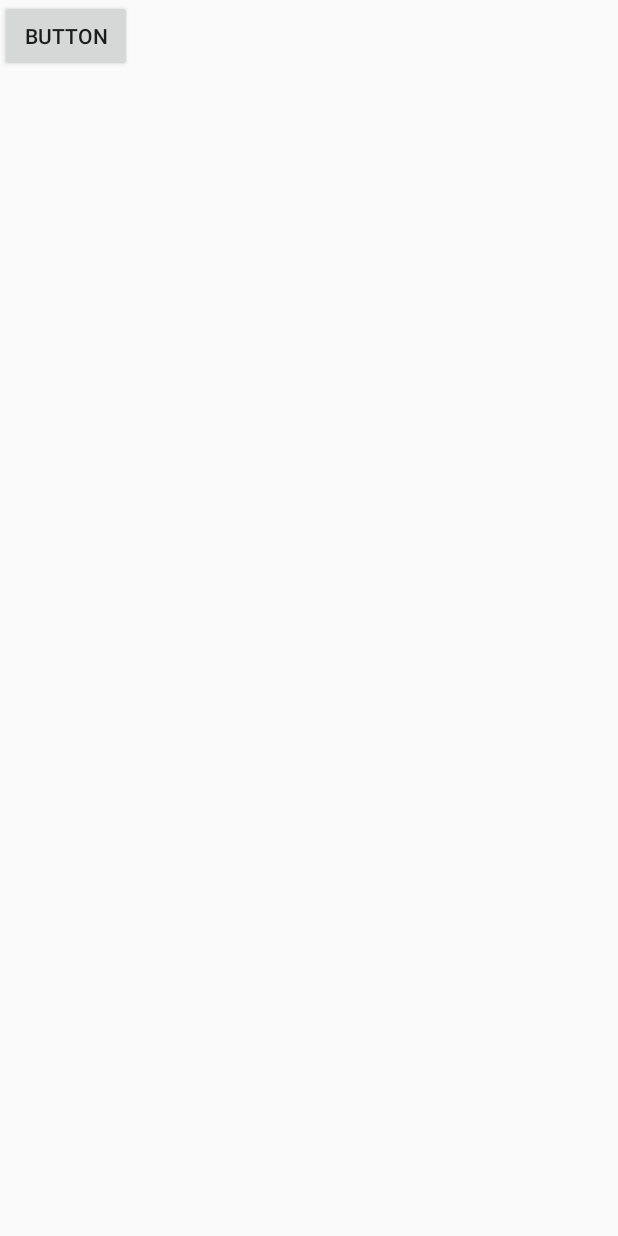
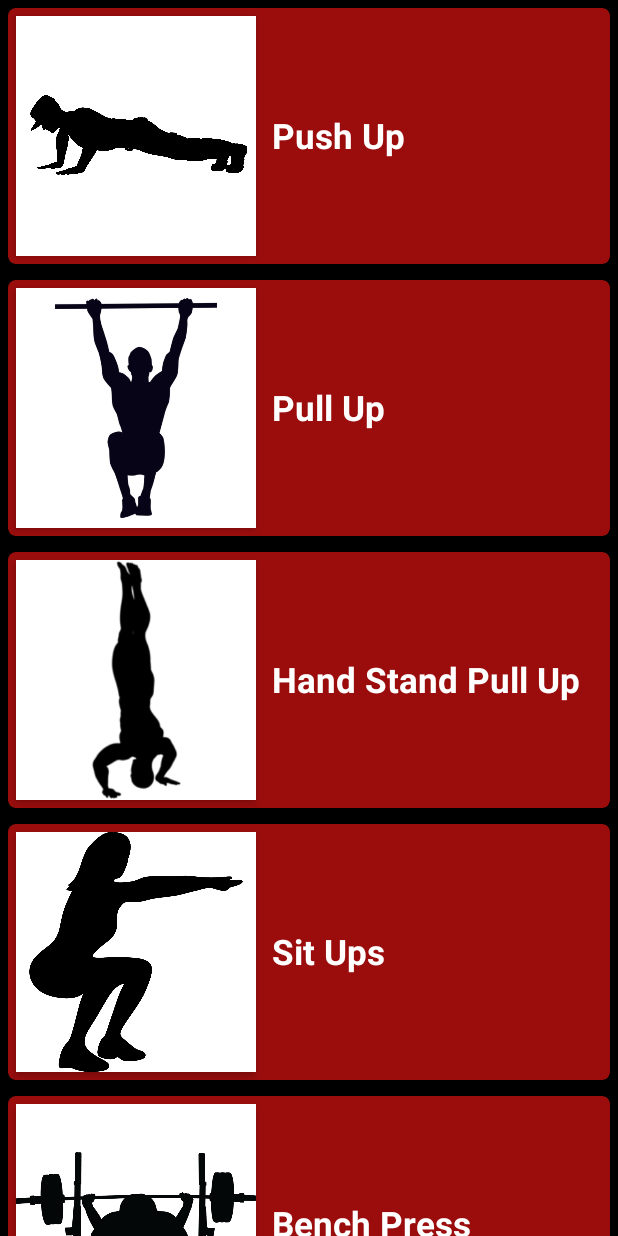
Before and after one commit to Xarvyy01/Fitnify_SEM, an Android app: the screen it shows after launch (Calendar before the commit, Exercises after it), after a tap on an icon or button, on a phone screen of 412 x 824 dp. Run offline under Robolectric (Android 15) with nearby library versions, the phone set to English and light mode, and no system bars.

Commit message:
Vytvorenie Gitu

```diff
--- a/app/src/main/java/com/example/fitnify/Calendar.java
+++ /dev/null
@@ -1,33 +0,0 @@
-package com.example.fitnify;
-
-import androidx.appcompat.app.AppCompatActivity;
-
-import android.content.Intent;
-import android.os.Bundle;
-import android.view.View;
-import android.widget.Button;
-
-public class Calendar extends AppCompatActivity {
-
-    Button button_back;
-    @Override
-    protected void onCreate(Bundle savedInstanceState) {
-        super.onCreate(savedInstanceState);
-        setContentView(R.layout.activity_calendar);
-
-        button_back = findViewById(R.id.button);
-
-        button_back.setOnClickListener(new View.OnClickListener() {
-            @Override
-            public void onClick(View v) {
-                back();
-            }
-        });
-    }
-
-    public void back() {
-        Intent intent = new Intent(this, MainActivity.class);
-        startActivity(intent);
-    }
-
-}
--- /dev/null
+++ b/app/src/main/java/com/example/fitnify/Exercises.java
@@ -0,0 +1,14 @@
+package com.example.fitnify;
+
+import androidx.appcompat.app.AppCompatActivity;
+
+import android.os.Bundle;
+
+public class Exercises extends AppCompatActivity {
+
+    @Override
+    protected void onCreate(Bundle savedInstanceState) {
+        super.onCreate(savedInstanceState);
+        setContentView(R.layout.activity_exercises);
+    }
+}
--- a/app/src/main/java/com/example/fitnify/MainActivity.java
+++ b/app/src/main/java/com/example/fitnify/MainActivity.java
@@ -54,7 +54,7 @@ public class MainActivity extends AppCompatActivity {
 
     public void openCalendar() {
 
-        Intent intent = new Intent(this, Calendar.class);
+        Intent intent = new Intent(this, Exercises.class);
         startActivity(intent);
 
 
--- a/app/src/main/res/layout/activity_calendar.xml
+++ b/app/src/main/res/layout/activity_calendar.xml
@@ -6,11 +6,16 @@
     android:layout_height="match_parent"
     tools:context=".Calendar">
 
-    <Button
-        android:id="@+id/button"
-        android:layout_width="wrap_content"
-        android:layout_height="wrap_content"
-        android:text="Button"
-        tools:layout_editor_absoluteX="162dp"
-        tools:layout_editor_absoluteY="215dp" />
+    <ScrollView
+        android:layout_width="409dp"
+        android:layout_height="729dp"
+        tools:layout_editor_absoluteX="1dp"
+        tools:layout_editor_absoluteY="1dp"
+        tools:ignore="MissingConstraints">
+
+        <LinearLayout
+            android:layout_width="match_parent"
+            android:layout_height="wrap_content"
+            android:orientation="vertical" />
+    </ScrollView>
 </androidx.constraintlayout.widget.ConstraintLayout>
--- /dev/null
+++ b/app/src/main/res/layout/activity_exercises.xml
@@ -0,0 +1,251 @@
+<?xml version="1.0" encoding="utf-8"?>
+<androidx.constraintlayout.widget.ConstraintLayout xmlns:android="http://schemas.android.com/apk/res/android"
+    xmlns:app="http://schemas.android.com/apk/res-auto"
+    xmlns:tools="http://schemas.android.com/tools"
+    android:layout_width="match_parent"
+    android:layout_height="match_parent"
+    android:background="@color/black"
+    >
+
+
+    <ScrollView
+        android:layout_width="match_parent"
+        android:layout_height="match_parent"
+        android:overScrollMode="never"
+        android:scrollbars="vertical"
+        tools:layout_editor_absoluteX="0dp"
+        tools:layout_editor_absoluteY="-225dp">
+
+        <LinearLayout
+            android:layout_width="match_parent"
+            android:layout_height="match_parent"
+            android:orientation="vertical">
+
+            <androidx.cardview.widget.CardView
+                android:layout_width="match_parent"
+                android:layout_height="wrap_content"
+                android:layout_margin="5dp"
+                app:cardBackgroundColor="#9B0D0D"
+                app:cardCornerRadius="5dp"
+                app:cardElevation="5dp">
+
+                <ImageView
+                    android:layout_width="1in"
+                    android:layout_height="1in"
+                    android:layout_margin="5dp"
+                    android:background="@color/white"
+                    android:elevation="3dp"
+                    android:src="@drawable/pushup" />
+
+
+                <TextView
+                    android:layout_width="match_parent"
+                    android:layout_height="match_parent"
+                    android:layout_gravity="center"
+                    android:paddingLeft="1.1in"
+                    android:text="Push Up"
+                    android:textColor="@color/white"
+                    android:textSize="23sp"
+                    android:textStyle="bold" />
+
+            </androidx.cardview.widget.CardView>
+
+            <androidx.cardview.widget.CardView
+                android:layout_width="match_parent"
+                android:layout_height="wrap_content"
+                android:layout_margin="5dp"
+                app:cardBackgroundColor="#9B0D0D"
+                app:cardCornerRadius="5dp"
+                app:cardElevation="5dp">
+
+                <ImageView
+                    android:layout_width="1in"
+                    android:layout_height="1in"
+                    android:layout_margin="5dp"
+                    android:background="@color/white"
+                    android:elevation="3dp"
+                    android:src="@drawable/pullup" />
+
+
+                <TextView
+                    android:layout_width="match_parent"
+                    android:layout_height="match_parent"
+                    android:layout_gravity="center"
+                    android:paddingLeft="1.1in"
+                    android:text="Pull Up"
+                    android:textColor="@color/white"
+                    android:textSize="23sp"
+                    android:textStyle="bold" />
+            </androidx.cardview.widget.CardView>
+
+            <androidx.cardview.widget.CardView
+                android:layout_width="match_parent"
+                android:layout_height="wrap_content"
+                android:layout_margin="5dp"
+                app:cardBackgroundColor="#9B0D0D"
+                app:cardCornerRadius="5dp"
+                app:cardElevation="5dp">
+
+                <ImageView
+                    android:layout_width="1in"
+                    android:layout_height="1in"
+                    android:layout_margin="5dp"
+                    android:background="@color/white"
+                    android:elevation="3dp"
+                    android:src="@drawable/hand_stand" />
+
+
+                <TextView
+                    android:layout_width="match_parent"
+                    android:layout_height="match_parent"
+                    android:layout_gravity="center"
+                    android:paddingLeft="1.1in"
+                    android:text="Hand Stand Pull Up"
+                    android:textColor="@color/white"
+                    android:textSize="23sp"
+                    android:textStyle="bold" />
+            </androidx.cardview.widget.CardView>
+
+            <androidx.cardview.widget.CardView
+                android:layout_width="match_parent"
+                android:layout_height="wrap_content"
+                android:layout_margin="5dp"
+                app:cardBackgroundColor="#9B0D0D"
+                app:cardCornerRadius="5dp"
+                app:cardElevation="5dp">
+
+                <ImageView
+                    android:layout_width="1in"
+                    android:layout_height="1in"
+                    android:layout_margin="5dp"
+                    android:background="@color/white"
+                    android:elevation="3dp"
+                    android:src="@drawable/situp" />
+
+
+                <TextView
+                    android:layout_width="match_parent"
+                    android:layout_height="match_parent"
+                    android:layout_gravity="center"
+                    android:paddingLeft="1.1in"
+                    android:text="Sit Ups"
+                    android:textColor="@color/white"
+                    android:textSize="23sp"
+                    android:textStyle="bold" />
+            </androidx.cardview.widget.CardView>
+
+            <androidx.cardview.widget.CardView
+                android:layout_width="match_parent"
+                android:layout_height="wrap_content"
+                android:layout_margin="5dp"
+                app:cardBackgroundColor="#9B0D0D"
+                app:cardCornerRadius="5dp"
+                app:cardElevation="5dp">
+
+                <ImageView
+                    android:layout_width="1in"
+                    android:layout_height="1in"
+                    android:layout_margin="5dp"
+                    android:background="@color/white"
+                    android:elevation="3dp"
+                    android:src="@drawable/benchpress" />
+
+
+                <TextView
+                    android:layout_width="match_parent"
+                    android:layout_height="match_parent"
+                    android:layout_gravity="center"
+                    android:paddingLeft="1.1in"
+                    android:text="Bench Press"
+                    android:textColor="@color/white"
+                    android:textSize="23sp"
+                    android:textStyle="bold" />
+            </androidx.cardview.widget.CardView>
+
+            <androidx.cardview.widget.CardView
+                android:layout_width="match_parent"
+                android:layout_height="wrap_content"
+                android:layout_margin="5dp"
+                app:cardBackgroundColor="#9B0D0D"
+                app:cardCornerRadius="5dp"
+                app:cardElevation="5dp">
+
+                <ImageView
+                    android:layout_width="1in"
+                    android:layout_height="1in"
+                    android:layout_margin="5dp"
+                    android:background="@color/white"
+                    android:elevation="3dp"
+                    android:src="@drawable/plank" />
+
+
+                <TextView
+                    android:layout_width="match_parent"
+                    android:layout_height="match_parent"
+                    android:layout_gravity="center"
+                    android:paddingLeft="1.1in"
+                    android:text="Plank"
+                    android:textColor="@color/white"
+                    android:textSize="23sp"
+                    android:textStyle="bold" />
+            </androidx.cardview.widget.CardView>
+
+            <androidx.cardview.widget.CardView
+                android:layout_width="match_parent"
+                android:layout_height="wrap_content"
+                android:layout_margin="5dp"
+                app:cardBackgroundColor="#9B0D0D"
+                app:cardCornerRadius="5dp"
+                app:cardElevation="5dp">
+
+                <ImageView
+                    android:layout_width="1in"
+                    android:layout_height="1in"
+                    android:layout_margin="5dp"
+                    android:background="@color/white"
+                    android:elevation="3dp"
+                    android:src="@drawable/run" />
+
+
+                <TextView
+                    android:layout_width="match_parent"
+                    android:layout_height="match_parent"
+                    android:layout_gravity="center"
+                    android:paddingLeft="1.1in"
+                    android:text="Run"
+                    android:textColor="@color/white"
+                    android:textSize="23sp"
+                    android:textStyle="bold" />
+            </androidx.cardview.widget.CardView>
+
+            <androidx.cardview.widget.CardView
+                android:layout_width="match_parent"
+                android:layout_height="wrap_content"
+                android:layout_margin="5dp"
+                app:cardBackgroundColor="#9B0D0D"
+                app:cardCornerRadius="5dp"
+                app:cardElevation="5dp">
+
+                <ImageView
+                    android:layout_width="1in"
+                    android:layout_height="1in"
+                    android:layout_margin="5dp"
+                    android:background="@color/white"
+                    android:elevation="3dp"
+                    android:src="@drawable/stretch" />
+
+
+                <TextView
+                    android:layout_width="match_parent"
+                    android:layout_height="match_parent"
+                    android:layout_gravity="center"
+                    android:paddingLeft="1.1in"
+                    android:text="Stretching"
+                    android:textColor="@color/white"
+                    android:textSize="23sp"
+                    android:textStyle="bold" />
+            </androidx.cardview.widget.CardView>
+
+        </LinearLayout>
+    </ScrollView>
+</androidx.constraintlayout.widget.ConstraintLayout>
--- a/app/src/main/res/layout/activity_main.xml
+++ b/app/src/main/res/layout/activity_main.xml
@@ -13,12 +13,12 @@
         android:layout_height="82dp"
         android:background="@drawable/btn"
         app:iconTint="@color/white"
-        app:layout_constraintBottom_toBottomOf="parent"
+        app:layout_constraintBottom_toTopOf="@+id/button6"
         app:layout_constraintEnd_toEndOf="parent"
         app:layout_constraintHorizontal_bias="0.165"
         app:layout_constraintStart_toStartOf="parent"
         app:layout_constraintTop_toTopOf="parent"
-        app:layout_constraintVertical_bias="0.722"
+        app:layout_constraintVertical_bias="0.925"
         app:rippleColor="#000000" />
 
     <Button
@@ -28,12 +28,12 @@
         android:background="@drawable/btn"
         android:text="Measurements"
         app:iconTint="@color/white"
-        app:layout_constraintBottom_toBottomOf="parent"
+        app:layout_constraintBottom_toTopOf="@+id/button4"
         app:layout_constraintEnd_toEndOf="parent"
         app:layout_constraintHorizontal_bias="0.86"
         app:layout_constraintStart_toStartOf="parent"
         app:layout_constraintTop_toTopOf="parent"
-        app:layout_constraintVertical_bias="0.722"
+        app:layout_constraintVertical_bias="0.925"
         app:rippleColor="#000000" />
 
     <Button
--- /dev/null
+++ b/app/src/main/res/layout/widget1.xml
@@ -0,0 +1,11 @@
+<?xml version="1.0" encoding="utf-8"?>
+<RelativeLayout xmlns:android="http://schemas.android.com/apk/res/android"
+    android:layout_width="match_parent"
+    android:layout_height="match_parent">
+
+    <Button
+        android:id="@+id/widget_button"
+        android:layout_width="wrap_content"
+        android:layout_height="wrap_content"
+        android:text="Stlac"/>
+</RelativeLayout>
--- /dev/null
+++ b/app/src/main/res/xml/ewidget1_s.xml
@@ -0,0 +1,12 @@
+<?xml version="1.0" encoding="utf-8"?>
+<appwidget-provider xmlns:android="http://schemas.android.com/apk/res/android"
+    android:initialLayout="@layout/widget1"
+    android:minHeight="40dp"
+    android:minWidth="110dp"
+    android:minResizeHeight="40dp"
+    android:resizeMode="vertical|horizontal"
+    android:updatePeriodMillis="3600000"
+    android:widgetCategory="home_screen"
+    >
+
+</appwidget-provider>
```
Also changed, not shown: app/src/main/AndroidManifest.xml (+4 -3 lines), app/src/main/res/drawable/benchpress.png (added), app/src/main/res/drawable/hand_stand.png (added), app/src/main/res/drawable/plank.png (added), app/src/main/res/drawable/pullup.png (added), app/src/main/res/drawable/pushup.png (added), app/src/main/res/drawable/red_rect.png (added), app/src/main/res/drawable/run.png (added), app/src/main/res/drawable/situp.png (added), app/src/main/res/drawable/stretch.png (added).
